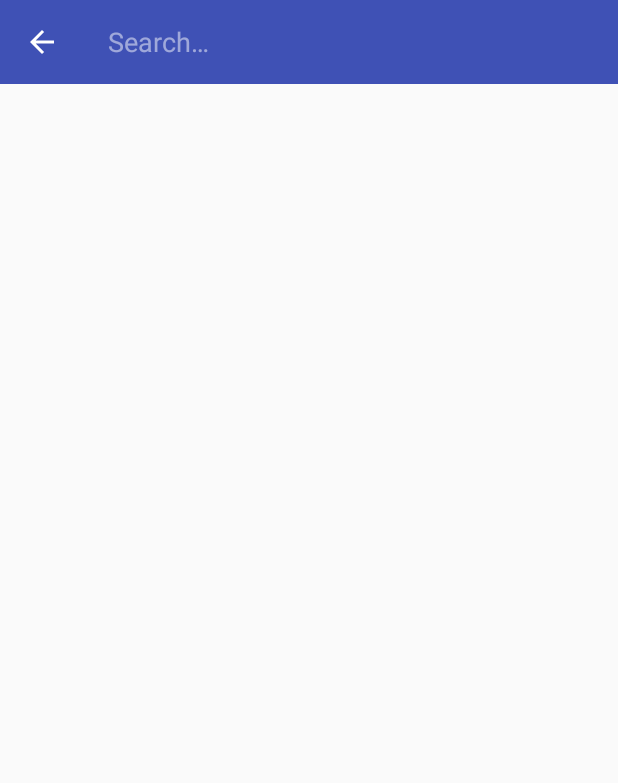
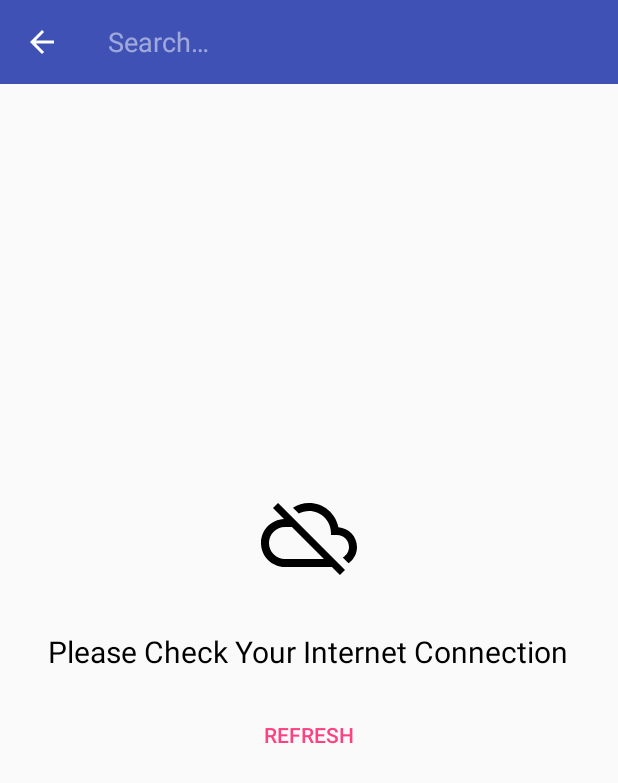
Before and after one commit to Rashwan/Capstone-Project, an Android app: the screen it shows after launch (BrowseFrontPageActivity), after a tap on "Search", on a phone screen of 412 x 824 dp. Shown: the top 783 px of the screen. Run offline under Robolectric (Android 15) with nearby library versions, the phone set to English and light mode, and no system bars; our stand-ins replace ButterKnife, Dagger/Hilt's generated code, Picasso, Timber; libraries missing offline, so code that uses them is left out: com.pushtorefresh.storio, retrofit2.adapter.rxjava, rx.schedulers; pictures from the network do not load; 7 statements that could not run were skipped.

Commit message:
Add offline layout for browse posts screen & fix search adapter on load more

```diff
--- a/RedditClient/app/src/main/java/com/rashwan/redditclient/common/utilities/EndlessRecyclerViewScrollListener.java
+++ b/RedditClient/app/src/main/java/com/rashwan/redditclient/common/utilities/EndlessRecyclerViewScrollListener.java
@@ -13,7 +13,6 @@ public abstract class EndlessRecyclerViewScrollListener extends RecyclerView.OnS
     private boolean loading = true;
 
     private final RecyclerView.LayoutManager mLayoutManager;
-    private boolean withHeader;
 
     public EndlessRecyclerViewScrollListener(LinearLayoutManager layoutManager,boolean withHeader) {
         this.mLayoutManager = layoutManager;
@@ -64,4 +63,9 @@ public abstract class EndlessRecyclerViewScrollListener extends RecyclerView.OnS
     // Defines the process for actually loading more data based on page
     public abstract void onLoadMore();
 
+    public void reset(){
+        previousTotalItemCount = 0;
+        loading = true;
+    }
+
 }
--- a/RedditClient/app/src/main/java/com/rashwan/redditclient/service/RedditServiceImp.java
+++ b/RedditClient/app/src/main/java/com/rashwan/redditclient/service/RedditServiceImp.java
@@ -36,9 +36,6 @@ public class RedditServiceImp implements RedditService{
     @Override
     public Observable<ListingResponse> getPopularSubreddits() {
         accessToken = sp.getString(KEY_ACCESS_TOKEN,STUB_ACCESS_TOKEN);
-        if (!Utilities.isNetworkAvailable(application)){
-            return Observable.error(new Exceptions.NoInternetException("No internet connection"));
-        }
         return retrofit.create(RedditApi.class).getPopularSubreddits(accessToken);
     }
 
@@ -65,7 +62,7 @@ public class RedditServiceImp implements RedditService{
     public Observable<ListingResponse> getSubredditPosts(String subreddit,String after,int count) {
         accessToken = sp.getString(KEY_ACCESS_TOKEN,STUB_ACCESS_TOKEN);
         if (!Utilities.isNetworkAvailable(application)){
-            return Observable.error(new Exceptions.NoInternetException("No internet connection"));
+            return Observable.error(new Exceptions.NoInternetException(count == 0,"No internet connection"));
         }
         return retrofit.create(RedditApi.class).getSubredditPosts(accessToken,subreddit,after,count);
     }
--- a/RedditClient/app/src/main/java/com/rashwan/redditclient/ui/feature/browseFrontPage/BrowseFrontPageView.java
+++ b/RedditClient/app/src/main/java/com/rashwan/redditclient/ui/feature/browseFrontPage/BrowseFrontPageView.java
@@ -16,4 +16,7 @@ public interface BrowseFrontPageView extends MvpView{
     void showSearchResults(List<RedditPostDataModel> posts);
     void showProgress();
     void hideProgress();
+    void showOfflineLayout();
+    void hideOfflineLayout();
+    void clearScreen();
 }
--- a/RedditClient/app/src/main/java/com/rashwan/redditclient/ui/feature/postDetails/PostDetailsView.java
+++ b/RedditClient/app/src/main/java/com/rashwan/redditclient/ui/feature/postDetails/PostDetailsView.java
@@ -15,4 +15,6 @@ public interface PostDetailsView extends MvpView{
     void showPostComments(ArrayList<RedditCommentDataModel> comments);
     void showProgress();
     void hideProgress();
+    void showOfflineLayout();
+    void hideOfflineLayout();
 }
--- /dev/null
+++ b/RedditClient/app/src/main/res/drawable/ic_cloud_off.xml
@@ -0,0 +1,9 @@
+<vector xmlns:android="http://schemas.android.com/apk/res/android"
+        android:width="64dp"
+        android:height="64dp"
+        android:viewportWidth="24.0"
+        android:viewportHeight="24.0">
+    <path
+        android:fillColor="#000000"
+        android:pathData="M19.35,10.04C18.67,6.59 15.64,4 12,4c-1.48,0 -2.85,0.43 -4.01,1.17l1.46,1.46C10.21,6.23 11.08,6 12,6c3.04,0 5.5,2.46 5.5,5.5v0.5H19c1.66,0 3,1.34 3,3 0,1.13 -0.64,2.11 -1.56,2.62l1.45,1.45C23.16,18.16 24,16.68 24,15c0,-2.64 -2.05,-4.78 -4.65,-4.96zM3,5.27l2.75,2.74C2.56,8.15 0,10.77 0,14c0,3.31 2.69,6 6,6h11.73l2,2L21,20.73 4.27,4 3,5.27zM7.73,10l8,8H6c-2.21,0 -4,-1.79 -4,-4s1.79,-4 4,-4h1.73z"/>
+</vector>
--- a/RedditClient/app/src/main/res/layout/activity_browse_front_page.xml
+++ b/RedditClient/app/src/main/res/layout/activity_browse_front_page.xml
@@ -45,4 +45,34 @@
         android:layout_height="wrap_content"
         android:layout_gravity="center"
         android:visibility="gone"/>
+    <LinearLayout
+        android:id="@+id/layout_offline"
+        android:layout_width="match_parent"
+        android:layout_height="match_parent"
+        android:orientation="vertical"
+        android:gravity="center"
+        android:visibility="visible">
+        <ImageView
+            android:layout_width="wrap_content"
+            android:layout_height="wrap_content"
+            app:srcCompat="@drawable/ic_cloud_off"
+            android:layout_margin="16dp"
+          />
+        <TextView
+            android:layout_width="wrap_content"
+            android:layout_height="wrap_content"
+            android:text="Please Check Your Internet Connection"
+            android:textSize="20sp"
+            android:gravity="center"
+            android:textColor="@android:color/black"
+            android:padding="16dp"
+            />
+        <Button
+            android:id="@+id/button_refresh"
+            android:layout_width="wrap_content"
+            android:layout_height="wrap_content"
+            android:text="Refresh"
+            android:padding="16dp"
+            style="@style/Widget.AppCompat.Button.Borderless.Colored"/>
+    </LinearLayout>
 </FrameLayout>
```
Also changed, not shown: RedditClient/app/src/main/java/com/rashwan/redditclient/ui/feature/browseFrontPage/BrowseFrontPageActivity.java (+45 -7 lines), RedditClient/app/src/main/java/com/rashwan/redditclient/ui/feature/browseFrontPage/BrowseFrontPagePresenter.java (+27 -2 lines), RedditClient/app/src/main/java/com/rashwan/redditclient/ui/feature/postDetails/PostDetailsActivity.java (+12 -0 lines), RedditClient/app/src/main/java/com/rashwan/redditclient/ui/feature/postDetails/PostDetailsPresenter.java (+10 -1 lines).
